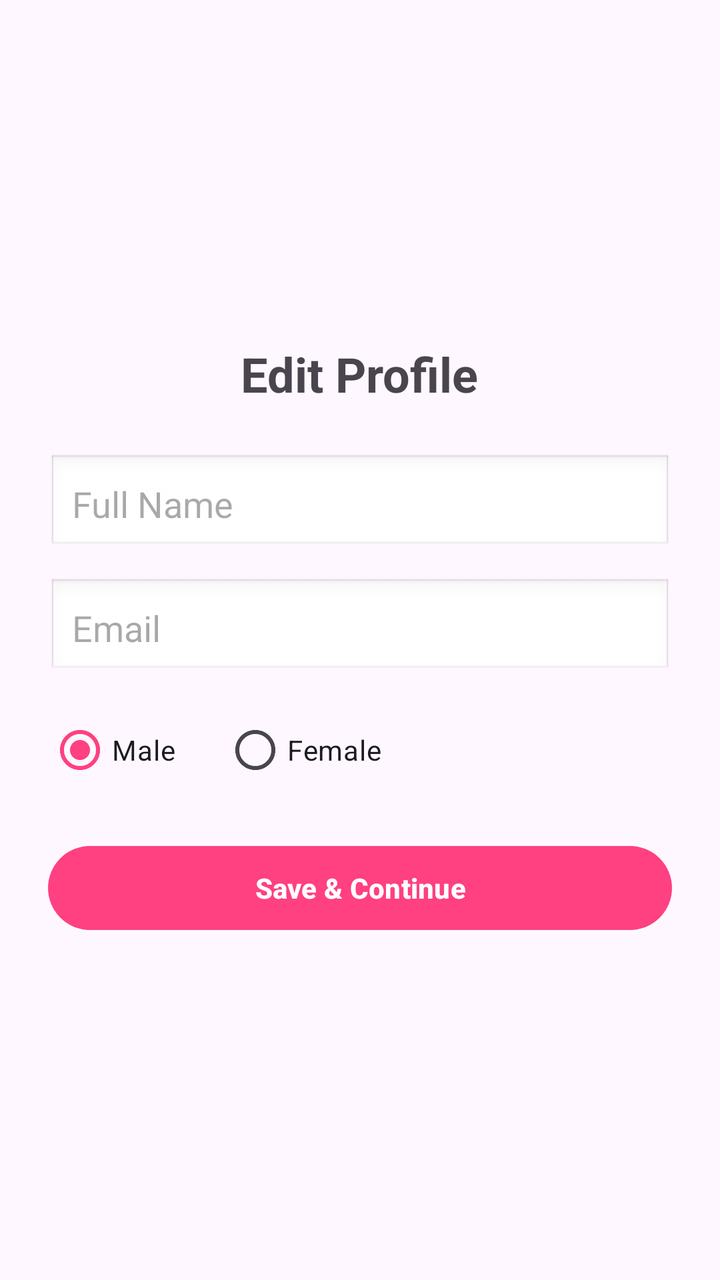
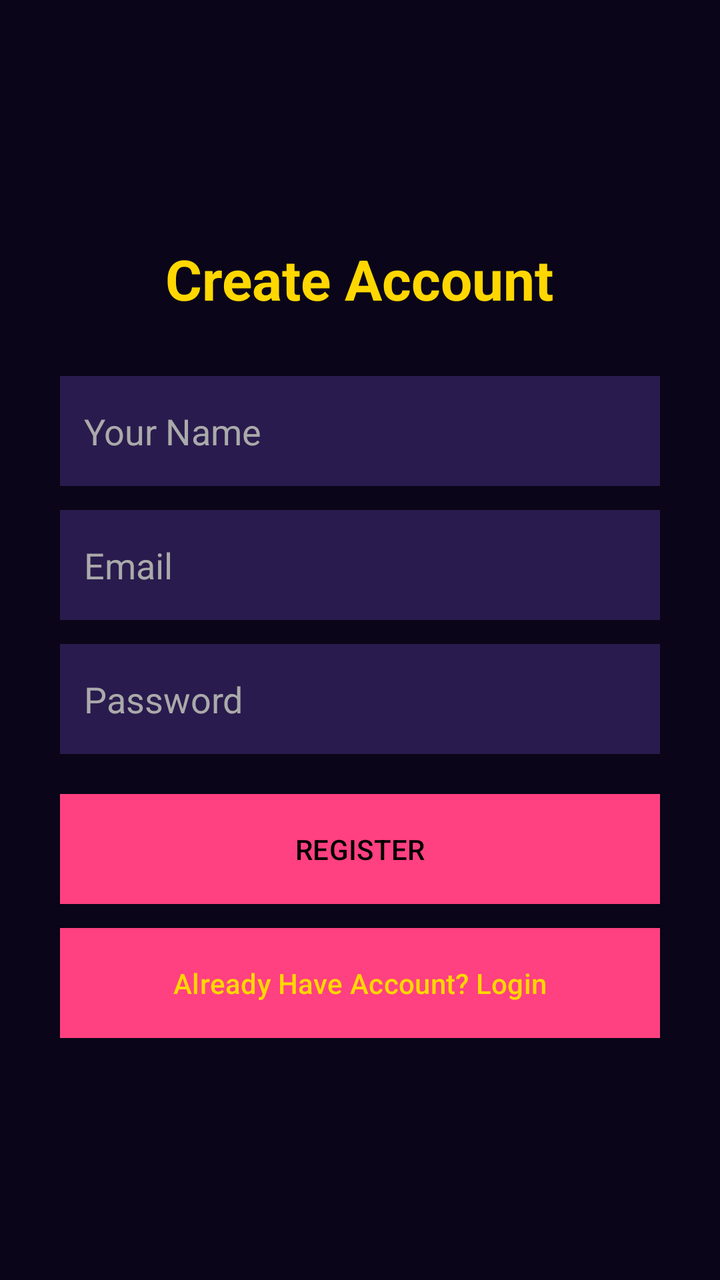

Compare the two renders of this Android layout. The source of the first and the diff that turns it into the second are given below.
<!-- AndroidManifest.xml: application theme Theme.SRVoiceChat -->
<!-- res/layout/activity_register.xml -->
<?xml version="1.0" encoding="utf-8"?>
<LinearLayout xmlns:android="http://schemas.android.com/apk/res/android"
    android:layout_width="match_parent"
    android:layout_height="match_parent"
    android:orientation="vertical"
    android:padding="24dp"
    android:gravity="center">

    <TextView
        android:layout_width="wrap_content"
        android:layout_height="wrap_content"
        android:text="Edit Profile"
        android:textSize="24sp"
        android:textStyle="bold"
        android:layout_marginBottom="24dp"/>

    <EditText
        android:id="@+id/edtName"
        android:layout_width="match_parent"
        android:layout_height="50dp"
        android:hint="Full Name"
        android:layout_marginBottom="12dp"
        android:padding="12dp"
        android:background="@android:drawable/edit_text"/>

    <EditText
        android:id="@+id/edtEmail"
        android:layout_width="match_parent"
        android:layout_height="50dp"
        android:hint="Email"
        android:inputType="textEmailAddress"
        android:layout_marginBottom="12dp"
        android:padding="12dp"
        android:background="@android:drawable/edit_text"/>

    <RadioGroup
        android:id="@+id/rgGender"
        android:layout_width="match_parent"
        android:layout_height="wrap_content"
        android:orientation="horizontal"
        android:layout_marginBottom="20dp">

        <RadioButton
            android:id="@+id/rbMale"
            android:layout_width="wrap_content"
            android:layout_height="wrap_content"
            android:text="Male"
            android:checked="true"/>

        <RadioButton
            android:id="@+id/rbFemale"
            android:layout_width="wrap_content"
            android:layout_height="wrap_content"
            android:text="Female"
            android:layout_marginLeft="24dp"/>
    </RadioGroup>

    <Button
        android:id="@+id/btnRegister"
        android:layout_width="match_parent"
        android:layout_height="50dp"
        android:text="Save &amp; Continue"
        android:textStyle="bold"/>

</LinearLayout>
<!-- resources referenced by this layout -->
<resources>
  <style name="Theme.SRVoiceChat" parent="Theme.Material3.DayNight.NoActionBar">
          <item name="colorPrimary">#FF4081</item>
          <item name="android:statusBarColor">#FF4081</item>
          <item name="android:windowLightStatusBar">true</item>
      </style>
</resources>

<!-- the commit's change to res/layout/activity_register.xml (unified diff, before → after) -->
@@ -1,65 +1,64 @@
 <?xml version="1.0" encoding="utf-8"?>
 <LinearLayout xmlns:android="http://schemas.android.com/apk/res/android"
-    android:layout_width="match_parent"
-    android:layout_height="match_parent"
-    android:orientation="vertical"
-    android:padding="24dp"
-    android:gravity="center">
-
-    <TextView
-        android:layout_width="wrap_content"
-        android:layout_height="wrap_content"
-        android:text="Edit Profile"
-        android:textSize="24sp"
-        android:textStyle="bold"
-        android:layout_marginBottom="24dp"/>
-
-    <EditText
-        android:id="@+id/edtName"
-        android:layout_width="match_parent"
-        android:layout_height="50dp"
-        android:hint="Full Name"
-        android:layout_marginBottom="12dp"
-        android:padding="12dp"
-        android:background="@android:drawable/edit_text"/>
-
-    <EditText
-        android:id="@+id/edtEmail"
-        android:layout_width="match_parent"
-        android:layout_height="50dp"
-        android:hint="Email"
-        android:inputType="textEmailAddress"
-        android:layout_marginBottom="12dp"
-        android:padding="12dp"
-        android:background="@android:drawable/edit_text"/>
-
-    <RadioGroup
-        android:id="@+id/rgGender"
-        android:layout_width="match_parent"
-        android:layout_height="wrap_content"
-        android:orientation="horizontal"
-        android:layout_marginBottom="20dp">
-
-        <RadioButton
-            android:id="@+id/rbMale"
-            android:layout_width="wrap_content"
-            android:layout_height="wrap_content"
-            android:text="Male"
-            android:checked="true"/>
-
-        <RadioButton
-            android:id="@+id/rbFemale"
-            android:layout_width="wrap_content"
-            android:layout_height="wrap_content"
-            android:text="Female"
-            android:layout_marginLeft="24dp"/>
-    </RadioGroup>
-
-    <Button
-        android:id="@+id/btnRegister"
-        android:layout_width="match_parent"
-        android:layout_height="50dp"
-        android:text="Save &amp; Continue"
-        android:textStyle="bold"/>
-
+android:layout_width="match_parent"
+android:layout_height="match_parent"
+android:orientation="vertical"
+android:padding="30dp"
+android:gravity="center"
+android:background="#0A0518">
+<TextView
+android:layout_width="wrap_content"
+android:layout_height="wrap_content"
+android:text="Create Account"
+android:textColor="#FFD700"
+android:textSize="28sp"
+android:textStyle="bold"
+android:layout_marginBottom="30dp" />
+<EditText
+android:id="@+id/editName"
+android:layout_width="match_parent"
+android:layout_height="55dp"
+android:hint="Your Name"
+android:textColor="#FFFFFF"
+android:textColorHint="#AAAAAA"
+android:background="#2A1B4E"
+android:padding="12dp"
+android:layout_marginBottom="12dp" />
+<EditText
+android:id="@+id/editEmail"
+android:layout_width="match_parent"
+android:layout_height="55dp"
+android:hint="Email"
+android:inputType="textEmailAddress"
+android:textColor="#FFFFFF"
+android:textColorHint="#AAAAAA"
+android:background="#2A1B4E"
+android:padding="12dp"
+android:layout_marginBottom="12dp" />
+<EditText
+android:id="@+id/editPassword"
+android:layout_width="match_parent"
+android:layout_height="55dp"
+android:hint="Password"
+android:inputType="textPassword"
+android:textColor="#FFFFFF"
+android:textColorHint="#AAAAAA"
+android:background="#2A1B4E"
+android:padding="12dp"
+android:layout_marginBottom="20dp" />
+<Button
+android:id="@+id/btnRegister"
+android:layout_width="match_parent"
+android:layout_height="55dp"
+android:text="REGISTER"
+android:textColor="#000000"
+android:background="#FFD700"
+android:layout_marginBottom="12dp" />
+<Button
+android:id="@+id/btnGoLogin"
+android:layout_width="match_parent"
+android:layout_height="55dp"
+android:text="Already Have Account? Login"
+android:textColor="#FFD700"
+android:background="#2A1B4E" />
 </LinearLayout>
